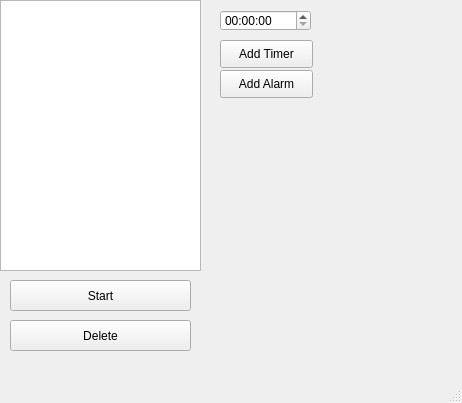
This is mainwindow.ui in PavelPilpipenko/QtProgect1 as Qt 5 draws it before an edit. The edited form follows.
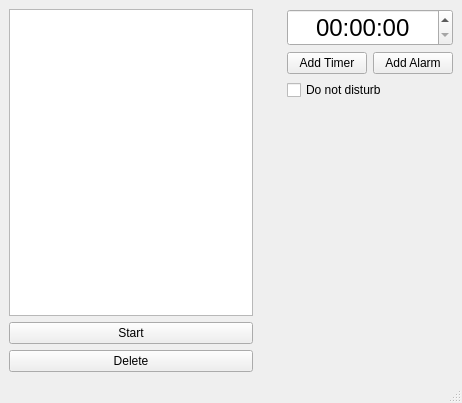
This is the edited form.

Commit message: Do not disturb added.

Patch:
```diff
--- a/mainwindow.ui
+++ b/mainwindow.ui
@@ -14,37 +14,39 @@
    <string>MainWindow</string>
   </property>
   <widget class="QWidget" name="centralwidget">
-   <widget class="QListWidget" name="listWidget">
-    <property name="geometry">
-     <rect>
-      <x>0</x>
-      <y>0</y>
-      <width>201</width>
-      <height>271</height>
-     </rect>
-    </property>
-   </widget>
+   <layout class="QGridLayout" name="gridLayout">
+    <item row="0" column="0">
+     <layout class="QVBoxLayout" name="verticalLayout">
+      <item>
+       <widget class="QListWidget" name="listWidget"/>
+      </item>
+      <item>
    <widget class="QPushButton" name="start">
-    <property name="geometry">
-     <rect>
-      <x>10</x>
-      <y>280</y>
-      <width>181</width>
-      <height>31</height>
-     </rect>
-    </property>
     <property name="text">
      <string>Start</string>
     </property>
    </widget>
+      </item>
+      <item>
+       <widget class="QPushButton" name="Delete">
+        <property name="text">
+         <string>Delete</string>
+        </property>
+       </widget>
+      </item>
+     </layout>
+    </item>
+    <item row="0" column="2">
+     <layout class="QVBoxLayout" name="verticalLayout_2">
+      <item>
    <widget class="QTimeEdit" name="timeEdit">
-    <property name="geometry">
-     <rect>
-      <x>220</x>
-      <y>10</y>
-      <width>91</width>
-      <height>21</height>
-     </rect>
+        <property name="font">
+         <font>
+          <pointsize>18</pointsize>
+          <weight>50</weight>
+          <bold>false</bold>
+          <kerning>true</kerning>
+         </font>
     </property>
     <property name="toolTip">
      <string>&lt;html&gt;&lt;head/&gt;&lt;body&gt;&lt;p&gt;&lt;br/&gt;&lt;/p&gt;&lt;/body&gt;&lt;/html&gt;</string>
@@ -52,46 +54,65 @@
     <property name="styleSheet">
      <string notr="true"/>
     </property>
-   </widget>
+        <property name="alignment">
+         <set>Qt::AlignCenter</set>
+        </property>
+       </widget>
+      </item>
+      <item>
+       <layout class="QHBoxLayout" name="horizontalLayout">
+        <item>
    <widget class="QPushButton" name="addTimerButton">
-    <property name="geometry">
-     <rect>
-      <x>220</x>
-      <y>40</y>
-      <width>93</width>
-      <height>28</height>
-     </rect>
-    </property>
     <property name="text">
      <string>Add Timer</string>
     </property>
    </widget>
+        </item>
+        <item>
    <widget class="QPushButton" name="addAlarmButton">
-    <property name="geometry">
-     <rect>
-      <x>220</x>
-      <y>70</y>
-      <width>93</width>
-      <height>28</height>
-     </rect>
-    </property>
     <property name="text">
      <string>Add Alarm</string>
     </property>
    </widget>
-   <widget class="QPushButton" name="Delete">
-    <property name="geometry">
-     <rect>
-      <x>10</x>
-      <y>320</y>
-      <width>181</width>
-      <height>31</height>
-     </rect>
-    </property>
+        </item>
+       </layout>
+      </item>
+      <item>
+       <widget class="QCheckBox" name="DisturbBox">
     <property name="text">
-     <string>Delete</string>
-    </property>
-   </widget>
+         <string>Do not disturb</string>
+        </property>
+       </widget>
+      </item>
+      <item>
+       <spacer name="verticalSpacer">
+        <property name="orientation">
+         <enum>Qt::Vertical</enum>
+        </property>
+        <property name="sizeHint" stdset="0">
+         <size>
+          <width>20</width>
+          <height>40</height>
+         </size>
+        </property>
+       </spacer>
+      </item>
+     </layout>
+    </item>
+    <item row="0" column="1">
+     <spacer name="horizontalSpacer">
+      <property name="orientation">
+       <enum>Qt::Horizontal</enum>
+      </property>
+      <property name="sizeHint" stdset="0">
+       <size>
+        <width>40</width>
+        <height>20</height>
+       </size>
+      </property>
+     </spacer>
+    </item>
+   </layout>
   </widget>
   <widget class="QMenuBar" name="menubar">
    <property name="geometry">
```
Lines whose indentation alone changed are shown as unchanged. The commit also changes 3 other files.
